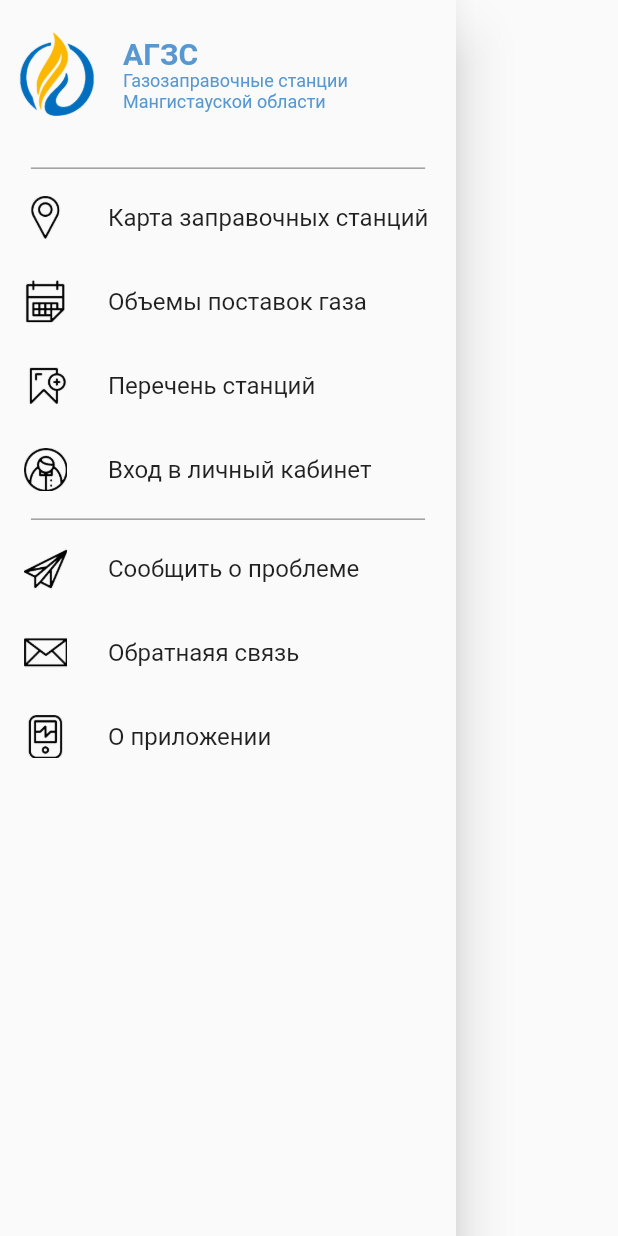
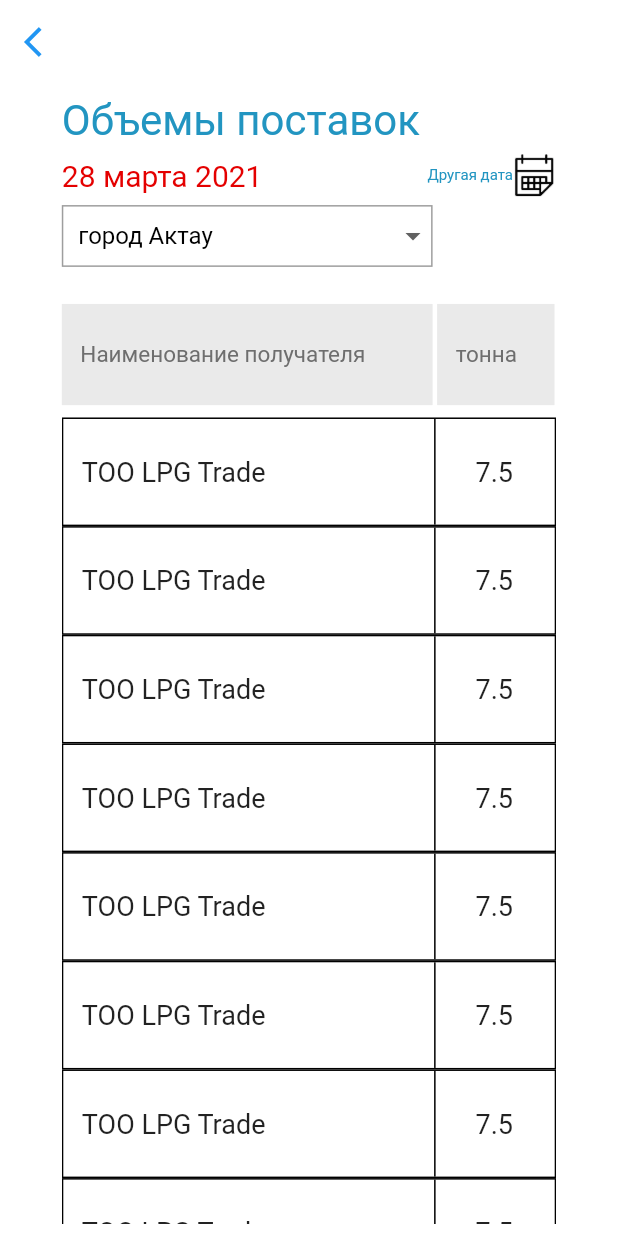
Before and after one commit to barganaev/GasApp, a Flutter app: the HomeDrawer widget shown alone on an empty page, opened directly, after a tap on "Объемы поставок газа", on a phone screen of 412 x 824 dp. Run offline on Flutter 3.47's test engine with Material 2 defaults, Android fonts, the phone set to English and light mode, and no system bars; our stand-ins replace bloc, equatable, flutter_bloc, flutter_html, geolocator, google_maps_flutter and 2 more; accounts and stored records are empty; network calls fail; Roboto replaces fonts that are missing (Montserrat).

Commit message:
Volume of Deliveries screen

```diff
--- a/lib/main.dart
+++ b/lib/main.dart
@@ -59,7 +59,7 @@
         customIconActive = onValue;
       });
       BitmapDescriptor.fromAssetImage(
-              ImageConfiguration(), 'assets/ico_agzs_gray_android.png')
+              ImageConfiguration(), /*'assets/ico_agzs_gray_android.png'*/ 'assets/ico_agzs_gray_22_32_android.png')
           .then((onValue) {
         customIconNotActive = onValue;
       });
--- a/lib/screens/drawer/home_drawer.dart
+++ b/lib/screens/drawer/home_drawer.dart
@@ -5,6 +5,7 @@
 import 'package:gasapp/screens/drawer/feedback.dart';
 import 'package:gasapp/screens/drawer/list_of_stations.dart';
 import 'package:gasapp/screens/drawer/report_about_problem.dart';
+import 'package:gasapp/screens/drawer/volume_of_deliveries.dart';
 import 'package:gasapp/utils/constants.dart';
 import 'package:shared_preferences/shared_preferences.dart';
 import '../account_screen.dart';
@@ -73,10 +74,10 @@
           ),
           ListTile(
             onTap: () {
-              // Navigator.push(
-              //   context,
-              //   MaterialPageRoute(builder: (context) => AboutApp()),
-              // );
+              Navigator.push(
+                context,
+                MaterialPageRoute(builder: (context) => VolumeOfDeliveries()),
+              );
             },
             leading: Image.asset(
               'assets/icon_1.png',
--- /dev/null
+++ b/lib/screens/drawer/volume_of_deliveries.dart
@@ -0,0 +1,201 @@
+import 'package:flutter/material.dart';
+import 'package:gasapp/utils/constants.dart';
+import 'package:gasapp/utils/utils.dart';
+
+class VolumeOfDeliveries extends StatefulWidget {
+  @override
+  _VolumeOfDeliveriesState createState() => _VolumeOfDeliveriesState();
+}
+
+class _VolumeOfDeliveriesState extends State<VolumeOfDeliveries> {
+  String selectedCountry = 'город Актау';
+  int indexOfCity = 0;
+
+  void onChangedCallback(city) async {
+    selectedCountry = city;
+    for (int i = 0; i < cities.length; i++) {
+      if (city == cities[i]) {
+        setState(() {
+          indexOfCity = i;
+        });
+      }
+    }
+  }
+
+  @override
+  Widget build(BuildContext context) {
+    return Scaffold(
+      backgroundColor: Colors.white,
+      appBar: AppBar(
+        elevation: 0,
+        backgroundColor: Colors.white,
+        leading: GestureDetector(
+            onTap: () {
+              Navigator.pop(context);
+            },
+            child: Icon(
+              Icons.arrow_back_ios,
+              color: Colors.blue,
+            )),
+      ),
+      body: Container(
+        padding: EdgeInsets.only(
+            top: screenSize(context).height * 0.01,
+            left: screenSize(context).width * 0.1,
+            bottom: screenSize(context).height * 0.01,
+            right: screenSize(context).width * 0.1),
+        child: Column(
+          children: [
+            Container(
+              //padding: EdgeInsets.only(left: screenSize(context).width * 0.1, right: screenSize(context).width * 0.1, top: screenSize(context).height * 0.1, bottom: screenSize(context).height * 0.02),
+              child: Align(
+                  alignment: Alignment.centerLeft,
+                  child: Text(
+                    'Объемы поставок',
+                    style: TextStyle(color: Color(0xFF2295C1), fontSize: 28),
+                  )),
+            ),
+            Row(
+              mainAxisAlignment: MainAxisAlignment.spaceBetween,
+              children: [
+                Column(
+                  children: [
+                    Padding(
+                      padding: EdgeInsets.symmetric(vertical: screenSize(context).height * 0.01),
+                      child: Align(
+                        alignment: Alignment.centerLeft,
+                        child: Text(
+                          '28 марта 2021',
+                          style: TextStyle(
+                            color: Color(0xFFe40000), fontSize: 20,
+                          ),
+                        ),
+                      ),
+                    ),
+                  ],
+                ),
+                Row(
+                  children: [
+                    Container(
+                      child: Text('Другая дата', style: TextStyle(fontSize: 10, color: Color(0xFF2295C1)),),
+                    ),
+                    Image.asset(
+                      'assets/icon_1.png',
+                      width: MediaQuery.of(context).size.width * 0.07,
+                    ),
+                  ],
+                )
+              ],
+            ),
+            Align(
+              alignment: Alignment.centerLeft,
+              child: Container(
+                height: screenSize(context).height * 0.05,
+                width: screenSize(context).width * 0.6,
+                padding: EdgeInsets.only(left: 10),
+                decoration:
+                BoxDecoration(border: Border.all(color: Colors.grey)),
+                child: DropdownButton<String>(
+                  underline: Container(),
+                  // dropdownColor: Colors.lightBlue,
+                  value: selectedCountry,
+                  isExpanded: true,
+                  items: cities.map((String value) {
+                    return DropdownMenuItem<String>(
+                      value: value,
+                      child: Text(
+                        value,
+                        style: TextStyle(color: Colors.black),
+                      ),
+                    );
+                  }).toList(),
+                  onChanged: onChangedCallback,
+                ),
+              ),
+            ),
+            SizedBox(
+              height: screenSize(context).height * 0.03,
+            ),
+            Container(
+              child: IntrinsicHeight(
+                child: Row(
+                  //mainAxisAlignment: MainAxisAlignment.spaceBetween,
+                  children: [
+                    Container(
+                      width: screenSize(context).width * 0.6,
+                      color: Color(0xFFeaeaea),
+                      child: Padding(
+                        padding: EdgeInsets.symmetric(horizontal: screenSize(context).width * 0.03, vertical: screenSize(context).height * 0.03),
+                        child: Container(child: Text('Наименование получателя', style: TextStyle(fontSize: 15, color: Color(0xFF6e6e6e)),)),
+                      ),
+                    ),
+                    Row(
+                      children: [
+                        Container(child: VerticalDivider(thickness: 1, width: 3, color: Colors.white)),
+                        Container(
+                          width: screenSize(context).width * 0.19,
+                          color: Color(0xFFeaeaea),
+                          child: Padding(
+                            padding: EdgeInsets.symmetric(horizontal: screenSize(context).width * 0.03, vertical: screenSize(context).height * 0.03),
+                            child: Container(
+                              child: Text(
+                                'тонна',
+                                style: TextStyle(
+                                  fontSize: 15,
+                                  color: Color(0xFF6e6e6e)
+                                ),
+                              )
+                            ),
+                          ),
+                        ),
+                      ],
+                    )
+                  ],
+                ),
+              ),
+            ),
+            SizedBox(
+              height: screenSize(context).height * 0.01,
+            ),
+            Expanded(
+              child: Container(
+                child: ListView.builder(
+                    itemCount: 10,
+                    itemBuilder: (context, i) {
+                      return Container(
+                        decoration: BoxDecoration(
+                          border: Border.all(color: Colors.black)
+                        ),
+                        //height: screenSize(context).height * 0.1,
+                        child: IntrinsicHeight(
+                          child: Row(
+                            // mainAxisAlignment: MainAxisAlignment.spaceBetween,
+                            children: [
+                              Container(
+                                width: screenSize(context).width * 0.6,
+                                child: Padding(
+                                  padding: EdgeInsets.symmetric(horizontal: screenSize(context).width * 0.03, vertical: screenSize(context).height * 0.03),
+                                  child: Text('TOO LPG Trade', style: TextStyle(fontSize: 18),),
+                                ),
+                              ),
+                              Row(
+                                children: [
+                                  Container(child: VerticalDivider(thickness: 1, width: 1, color: Colors.black)),
+                                  Container(
+                                    width: screenSize(context).width * 0.19,
+                                    child: Align( alignment: Alignment.center, child: Text('7.5', style: TextStyle(fontSize: 18),))),
+                                ],
+                              )
+                            ],
+                          ),
+                        )
+                      );
+                    }),
+              ),
+            )
+          ],
+        ),
+      ),
+    );
+  }
+}
```
Also changed, not shown: assets/ico_agzs_gray_22_32_android.png (added).
